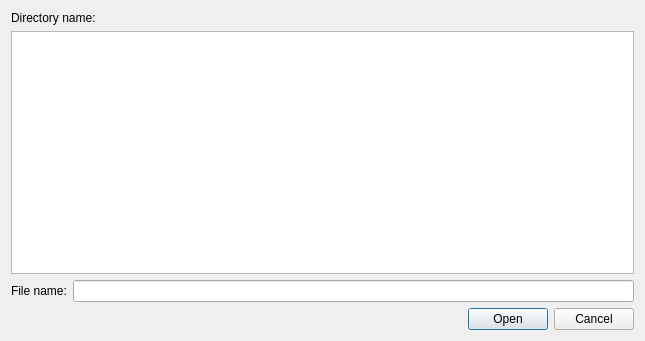
Above: src/openfluid/ui/waresdev/WareExplorerDialog.ui from OpenFLUID/openfluid before the change. Below: the same form after it.
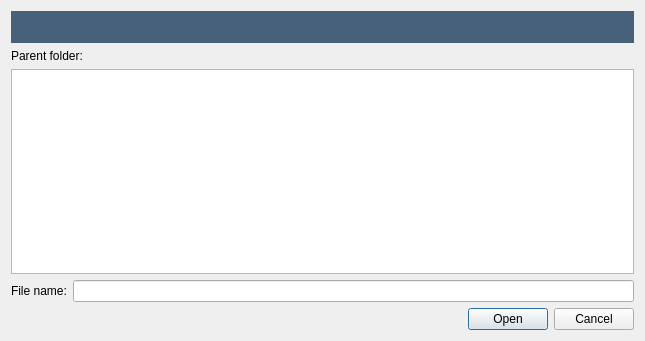
That is the form after the change. Custom widgets are drawn as their Qt base class.

Commit message:
Add creation of ware files
* Improved search of the main cpp file of a ware
* Taken in account the ui-parameterization sysem
* Prepared actions for ware creation

```diff
--- a/src/openfluid/ui/waresdev/WareExplorerDialog.ui
+++ b/src/openfluid/ui/waresdev/WareExplorerDialog.ui
@@ -14,6 +14,52 @@
    <string>Dialog</string>
   </property>
   <layout class="QVBoxLayout" name="verticalLayout">
+   <item>
+    <widget class="QFrame" name="MessageFrame">
+     <property name="sizePolicy">
+      <sizepolicy hsizetype="Preferred" vsizetype="Maximum">
+       <horstretch>0</horstretch>
+       <verstretch>0</verstretch>
+      </sizepolicy>
+     </property>
+     <property name="styleSheet">
+      <string notr="true">background-color: rgb(71,97,123);</string>
+     </property>
+     <property name="frameShape">
+      <enum>QFrame::Panel</enum>
+     </property>
+     <property name="frameShadow">
+      <enum>QFrame::Sunken</enum>
+     </property>
+     <property name="lineWidth">
+      <number>0</number>
+     </property>
+     <layout class="QHBoxLayout" name="horizontalLayout_3" stretch="0">
+      <property name="spacing">
+       <number>5</number>
+      </property>
+      <property name="leftMargin">
+       <number>12</number>
+      </property>
+      <item>
+       <layout class="QHBoxLayout" name="horizontalLayout_2">
+        <item>
+         <widget class="QLabel" name="MessageLabel">
+          <property name="styleSheet">
+           <string notr="true">color: rgb(255, 255, 255);
+font : bold;
+</string>
+          </property>
+          <property name="text">
+           <string notr="true"/>
+          </property>
+         </widget>
+        </item>
+       </layout>
+      </item>
+     </layout>
+    </widget>
+   </item>
    <item>
     <layout class="QHBoxLayout" name="horizontalLayout">
      <item>
@@ -25,7 +71,7 @@
         </sizepolicy>
        </property>
        <property name="text">
-        <string>Directory name:</string>
+        <string>Parent folder:</string>
        </property>
       </widget>
      </item>
```
Left out of the diff: 4 changed lines with no effect on the pictures. The commit also changes 45 other files.
